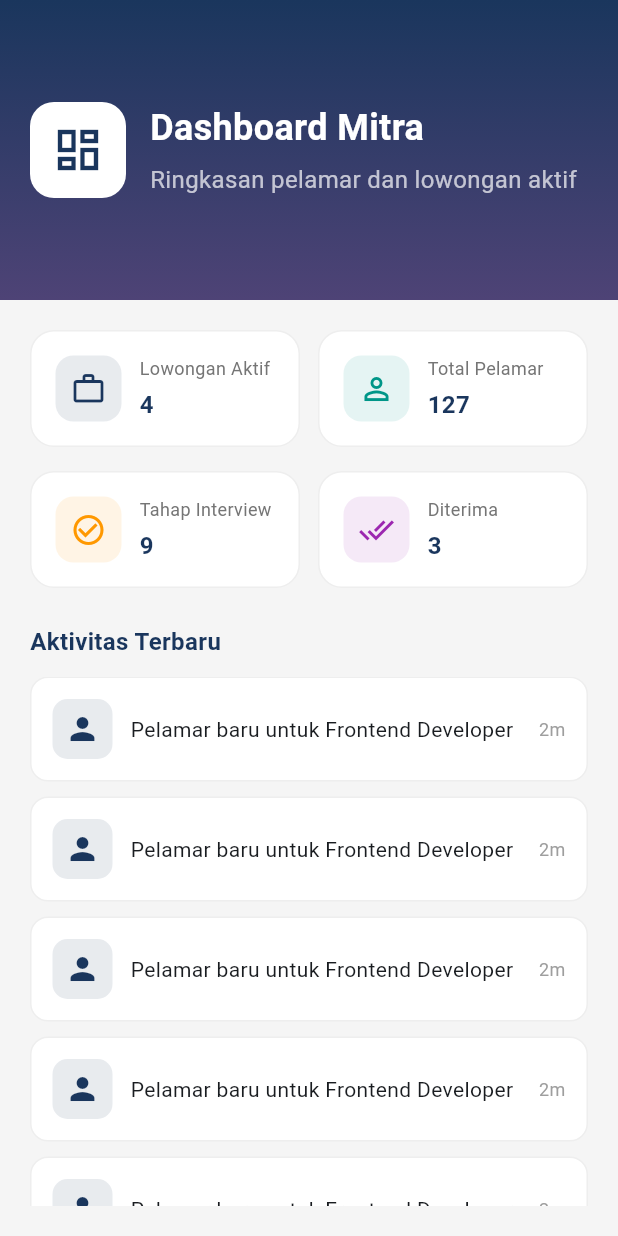
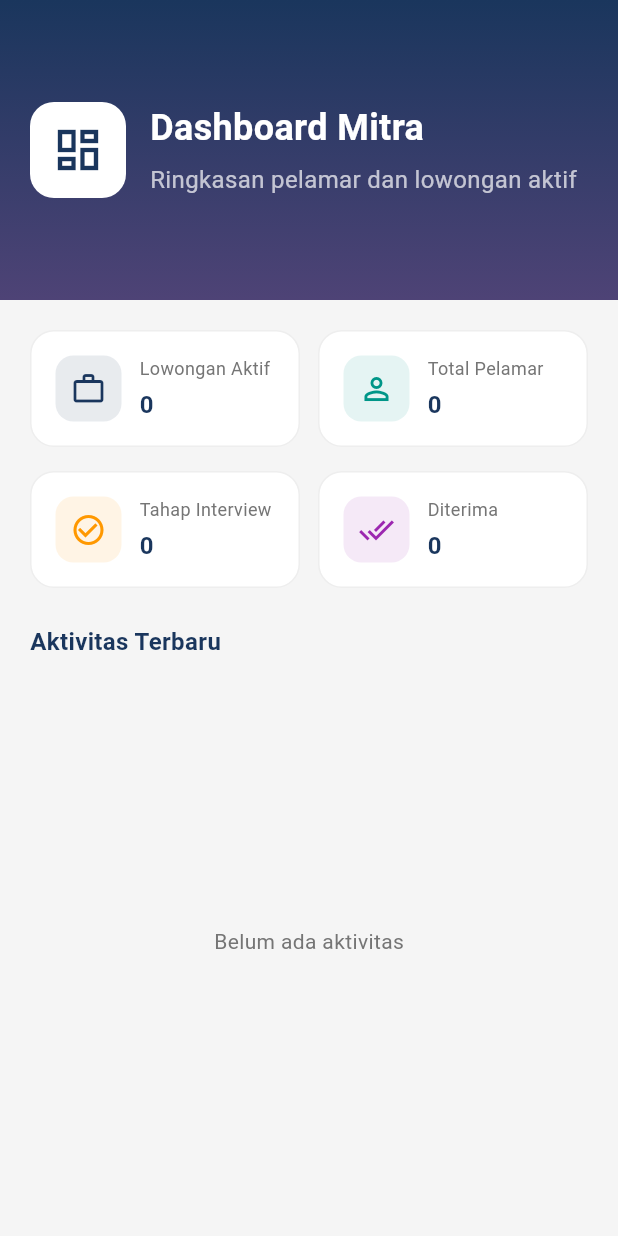
Before and after one commit to Gamma-2305036/upa-kerjasama-mobile, a Flutter app: the MitraDashboardPage screen opened directly, on a phone screen of 412 x 824 dp. Run offline on Flutter 3.47's test engine with Material 3 defaults, Android fonts, the phone set to English and light mode, and no system bars; our stand-ins replace shared_preferences; accounts and stored records are empty; network calls fail.

```diff
--- a/lib/main.dart
+++ b/lib/main.dart
@@ -40,7 +40,9 @@ class MyApp extends StatelessWidget {
               useMaterial3: true,
             ),
             home: authService.isLoggedIn
-                ? const MainNavigationWrapper()
+                ? (authService.hasRole('mitra')
+                    ? const MitraMainNavigation()
+                    : const MainNavigationWrapper())
                 : const LoginPage(),
             routes: {
               '/main': (context) => const MainNavigationWrapper(),
--- a/lib/mitra/pages/mitra_dashboard_page.dart
+++ b/lib/mitra/pages/mitra_dashboard_page.dart
@@ -1,7 +1,22 @@
 import 'package:flutter/material.dart';
+import 'package:provider/provider.dart';
+import '../../services/job_service.dart';
 
-class MitraDashboardPage extends StatelessWidget {
+class MitraDashboardPage extends StatefulWidget {
   const MitraDashboardPage({super.key});
+
+  @override
+  State<MitraDashboardPage> createState() => _MitraDashboardPageState();
+}
+
+class _MitraDashboardPageState extends State<MitraDashboardPage> {
+  @override
+  void initState() {
+    super.initState();
+    WidgetsBinding.instance.addPostFrameCallback((_) {
+      Provider.of<JobService>(context, listen: false).getMyJobs(refresh: true);
+    });
+  }
 
   @override
   Widget build(BuildContext context) {
@@ -96,21 +111,28 @@ class MitraDashboardPage extends StatelessWidget {
   Widget _buildContent() {
     return Padding(
       padding: const EdgeInsets.all(20),
-      child: Column(
+      child: Consumer<JobService>(
+        builder: (context, jobService, child) {
+          final lowonganAktif = jobService.jobs.length;
+          final totalPelamar = 0; // belum ada endpoint pelamar
+          final tahapInterview = 0; // belum ada endpoint status
+          final diterima = 0; // belum ada endpoint status
+
+          return Column(
             children: [
               Row(
                 children: [
-              _buildStatCard(icon: Icons.work_outline, title: 'Lowongan Aktif', value: '4'),
+                  _buildStatCard(icon: Icons.work_outline, title: 'Lowongan Aktif', value: '$lowonganAktif'),
                   const SizedBox(width: 12),
-              _buildStatCard(icon: Icons.person_outline, title: 'Total Pelamar', value: '127', color: Colors.teal),
+                  _buildStatCard(icon: Icons.person_outline, title: 'Total Pelamar', value: '$totalPelamar', color: Colors.teal),
                 ],
               ),
               const SizedBox(height: 16),
               Row(
                 children: [
-              _buildStatCard(icon: Icons.check_circle_outline, title: 'Tahap Interview', value: '9', color: Colors.orange),
+                  _buildStatCard(icon: Icons.check_circle_outline, title: 'Tahap Interview', value: '$tahapInterview', color: Colors.orange),
                   const SizedBox(width: 12),
-              _buildStatCard(icon: Icons.done_all_outlined, title: 'Diterima', value: '3', color: Colors.purple),
+                  _buildStatCard(icon: Icons.done_all_outlined, title: 'Diterima', value: '$diterima', color: Colors.purple),
                 ],
               ),
               const SizedBox(height: 24),
@@ -120,40 +142,15 @@ class MitraDashboardPage extends StatelessWidget {
               ),
               const SizedBox(height: 12),
               Expanded(
-            child: ListView.separated(
-              itemCount: 6,
-              separatorBuilder: (_, __) => const SizedBox(height: 10),
-              itemBuilder: (context, index) {
-                return Container(
-                  padding: const EdgeInsets.all(14),
-                  decoration: BoxDecoration(
-                    color: Colors.white,
-                    borderRadius: BorderRadius.circular(12),
-                    border: Border.all(color: Colors.grey[200]!, width: 1),
-                  ),
-                  child: Row(
-                    children: [
-                      Container(
-                        width: 40,
-                        height: 40,
-                        decoration: BoxDecoration(
-                          color: const Color(0xFF1A365D).withOpacity(0.1),
-                          borderRadius: BorderRadius.circular(10),
-                        ),
-                        child: const Icon(Icons.person, color: Color(0xFF1A365D)),
-                      ),
-                      const SizedBox(width: 12),
-                      const Expanded(
-                        child: Text('Pelamar baru untuk Frontend Developer', style: TextStyle(fontSize: 14)),
-                      ),
-                      Text('2m', style: TextStyle(color: Colors.grey[500], fontSize: 12)),
-                    ],
-                  ),
-                );
-              },
+                child: jobService.isLoading
+                    ? const Center(child: CircularProgressIndicator(color: Color(0xFF1A365D)))
+                    : Center(
+                        child: Text('Belum ada aktivitas', style: TextStyle(color: Colors.grey[600])),
                       ),
               ),
             ],
+          );
+        },
       ),
     );
   }
--- a/lib/services/api_service.dart
+++ b/lib/services/api_service.dart
@@ -228,6 +228,39 @@ class ApiService {
     }
   }
 
+  // Get jobs owned by the logged-in mitra
+  static Future<Map<String, dynamic>> getMyJobs() async {
+    try {
+      final response = await http
+          .get(
+        Uri.parse('$baseUrl/mitra/jobs'),
+        headers: _getHeaders(),
+      )
+          .timeout(const Duration(seconds: 20));
+
+      final data = jsonDecode(response.body);
+
+      if (response.statusCode == 200 && data['success']) {
+        return data;
+      } else {
+        return {
+          'success': false,
+          'message': data['message'] ?? 'Gagal mengambil data lowongan mitra',
+        };
+      }
+    } on TimeoutException {
+      return {
+        'success': false,
+        'message': 'Permintaan data lowongan mitra timeout. Coba lagi.',
+      };
+    } catch (e) {
+      return {
+        'success': false,
+        'message': 'Terjadi kesalahan: ${e.toString()}',
+      };
+    }
+  }
+
   // Get companies list
   static Future<Map<String, dynamic>> getCompanies({String? search}) async {
     try {
```
Also changed, not shown: lib/mitra/pages/mitra_lowongan_page.dart (+53 -6 lines), lib/mitra/pages/mitra_profil_page.dart (+7 -2 lines), lib/models/company_model.dart (+60 -16 lines), lib/services/job_service.dart (+28 -1 lines), lib/user/pages/listperusahaan.dart (+13 -4 lines), flutter_01.png (added). Lines whose indentation alone changed are shown as unchanged.
